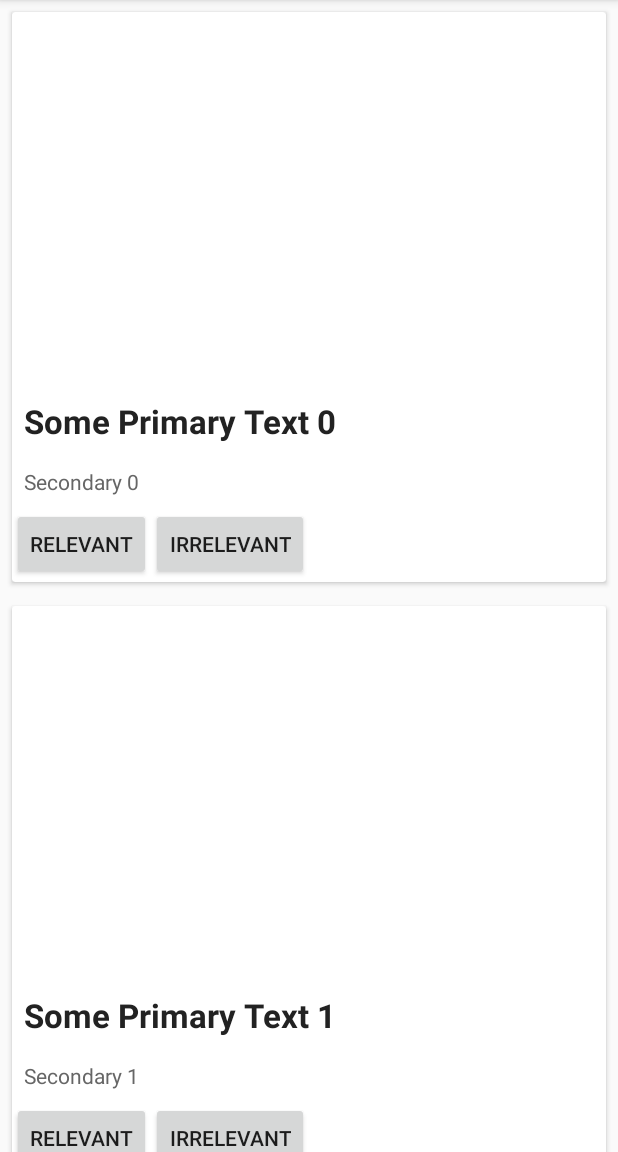
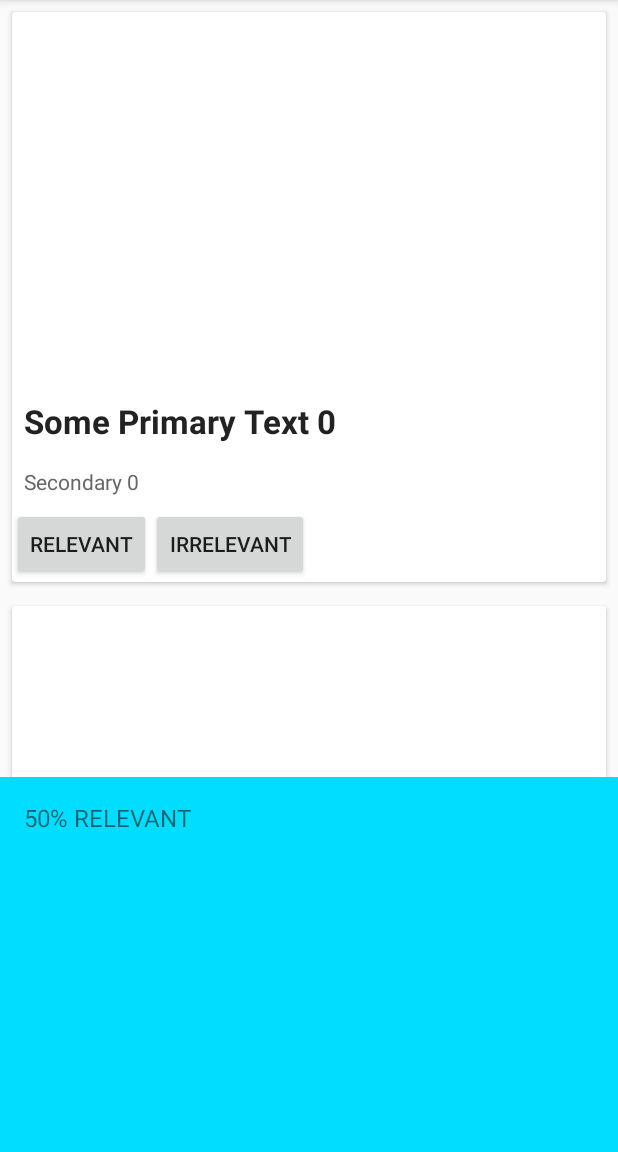
Before and after one commit to goyalarchit29/Shut_the_fake_up, an Android app: the screen it shows after launch (MainActivity), on a phone screen of 412 x 824 dp, the part 84-1236 px from its top. Run offline under Robolectric (Android 15) with nearby library versions, the phone set to English and light mode, and no system bars.

Commit message:
added bottom sheet

```diff
--- a/app/build.gradle
+++ b/app/build.gradle
@@ -27,5 +27,6 @@ dependencies {
     compile 'com.android.support:appcompat-v7:26.0.0-alpha1'
     compile 'com.android.support:cardview-v7:26.0.+'
     compile 'com.android.support:recyclerview-v7:26.0.+'
+    compile 'com.android.support:design:26.0.+'
     testCompile 'junit:junit:4.12'
 }
--- a/app/src/main/java/com/example/android/hackbvp/MainActivity.java
+++ b/app/src/main/java/com/example/android/hackbvp/MainActivity.java
@@ -1,5 +1,9 @@
 package com.example.android.hackbvp;
 
+import android.app.Dialog;
+import android.graphics.Color;
+import android.graphics.drawable.ColorDrawable;
+import android.support.design.widget.BottomSheetBehavior;
 import android.support.v7.app.AppCompatActivity;
 import android.os.Bundle;
 import android.support.v7.widget.LinearLayoutManager;
@@ -18,11 +22,17 @@ public class MainActivity extends AppCompatActivity {
     private static String LOG_TAG = "MainActivity";
     private Button relButton;
     private Button irelButton;
+    private int id=-1;
+    public static BottomSheetBehavior mBottomSheetBehavior1;
 
     @Override
     protected void onCreate(Bundle savedInstanceState) {
         super.onCreate(savedInstanceState);
         setContentView(R.layout.activity_main);
+
+        View bottomSheet = findViewById(R.id.bottom_sheet1);
+        mBottomSheetBehavior1 = BottomSheetBehavior.from(bottomSheet);
+        mBottomSheetBehavior1.setState(BottomSheetBehavior.STATE_COLLAPSED);
 
         mRecyclerView = (RecyclerView) findViewById(R.id.my_recycler_view);
         mRecyclerView.setHasFixedSize(true);
@@ -35,14 +45,41 @@ public class MainActivity extends AppCompatActivity {
     @Override
     protected void onResume() {
         super.onResume();
-        ((MyRecyclerViewAdapter) mAdapter).setOnItemClickListener(new MyRecyclerViewAdapter
+        /*((MyRecyclerViewAdapter) mAdapter).setOnItemClickListener(new MyRecyclerViewAdapter
                 .MyClickListener() {
+
             @Override
-            public void onItemClick(int position, View v) {
+            public void onItemClick(final int position, View v) {
                 Log.i(LOG_TAG, " Clicked on Item " + position);
+                /*relButton.setOnClickListener(new View.OnClickListener() {
+                    @Override
+                    public void onClick(View view) {
 
+                        Log.i("Archit","clicked on relevant button of:"+position);
+                        final Dialog fbDialogue = new Dialog(MainActivity.this,android.R.style.Theme_Black_NoTitleBar);
+                        fbDialogue.getWindow().setBackgroundDrawable(new ColorDrawable(Color.argb(100, 0, 0, 0)));
+                        fbDialogue.setContentView(R.layout.dialogue);
+                        fbDialogue.setCancelable(true);
+                        fbDialogue.show();
+                    }
+                });
+
+                irelButton.setOnClickListener(new View.OnClickListener() {
+                    @Override
+                    public void onClick(View view) {
+                        Log.i("Archit","clicked on Irrelevant button of:"+position);
+                        final Dialog fbDialogue = new Dialog(MainActivity.this,android.R.style.Theme_Black_NoTitleBar);
+                        fbDialogue.getWindow().setBackgroundDrawable(new ColorDrawable(Color.argb(100, 0, 0, 0)));
+                        fbDialogue.setContentView(R.layout.dialogue);
+                        fbDialogue.setCancelable(true);
+                        fbDialogue.show();
+                    }
+                });
             }
-        });
+
+
+
+        }); */
     }
 
     private ArrayList<DataObject> getDataSet() {
@@ -54,4 +91,13 @@ public class MainActivity extends AppCompatActivity {
         }
         return results;
     }
+
+    public static void openbottomsheet(){
+        if(mBottomSheetBehavior1.getState() != BottomSheetBehavior.STATE_EXPANDED) {
+            mBottomSheetBehavior1.setState(BottomSheetBehavior.STATE_EXPANDED);
+        }
+        else {
+            mBottomSheetBehavior1.setState(BottomSheetBehavior.STATE_COLLAPSED);
+        }
+    }
 }
--- a/app/src/main/java/com/example/android/hackbvp/MyRecyclerViewAdapter.java
+++ b/app/src/main/java/com/example/android/hackbvp/MyRecyclerViewAdapter.java
@@ -7,6 +7,7 @@ package com.example.android.hackbvp;
 import android.app.Dialog;
 import android.graphics.Color;
 import android.graphics.drawable.ColorDrawable;
+import android.support.design.widget.BottomSheetBehavior;
 import android.support.v7.widget.RecyclerView;
 import android.util.Log;
 import android.view.LayoutInflater;
@@ -17,20 +18,21 @@ import android.widget.TextView;
 
 import java.util.ArrayList;
 
+import static com.example.android.hackbvp.R.id.rel;
+
 public class MyRecyclerViewAdapter extends RecyclerView
         .Adapter<MyRecyclerViewAdapter
         .DataObjectHolder> {
     private static String LOG_TAG = "MyRecyclerViewAdapter";
     private ArrayList<DataObject> mDataset;
-    private static MyClickListener myClickListener;
+    private int id=-1;
 
     public static class DataObjectHolder extends RecyclerView.ViewHolder
-            implements View
-            .OnClickListener {
+             {
         TextView label;
         TextView dateTime;
-
-        int clickId=-1;
+                 Button relButton;
+                 Button irelButton;
 
         public DataObjectHolder(final View itemView) {
             super(itemView);
@@ -38,41 +40,7 @@ public class MyRecyclerViewAdapter extends RecyclerView
             dateTime = (TextView) itemView.findViewById(R.id.description);
             relButton=(Button)itemView.findViewById(R.id.rel);
             irelButton=(Button)itemView.findViewById(R.id.irre);
-            itemView.setOnClickListener(this);
-
-            relButton.setOnClickListener(new View.OnClickListener() {
-                @Override
-                public void onClick(View view) {
-                    clickId=itemView.getId();
-                    Log.i("Archit","clicked on relevant button of:"+clickId);
-                    final Dialog fbDialogue = new Dialog(,android.R.style.Theme_Black_NoTitleBar);
-                    fbDialogue.getWindow().setBackgroundDrawable(new ColorDrawable(Color.argb(100, 0, 0, 0)));
-                    fbDialogue.setContentView(R.layout.dialogue);
-                    fbDialogue.setCancelable(true);
-                    fbDialogue.show();
-                }
-            });
-
-            irelButton.setOnClickListener(new View.OnClickListener() {
-                @Override
-                public void onClick(View view) {
-                    clickId=itemView.getId();
-                    Log.i("Archit","clicked on Irrelevant button of:"+clickId);
-                }
-            });
-
-            Log.i(LOG_TAG, "Adding Listener");
-            //itemView.setOnClickListener(this)
         }
-
-        @Override
-        public void onClick(View v) {
-            myClickListener.onItemClick(getAdapterPosition(), v);
-        }
-    }
-
-    public void setOnItemClickListener(MyClickListener myClickListener) {
-        this.myClickListener = myClickListener;
     }
 
     public MyRecyclerViewAdapter(ArrayList<DataObject> myDataset) {
@@ -90,9 +58,23 @@ public class MyRecyclerViewAdapter extends RecyclerView
     }
 
     @Override
-    public void onBindViewHolder(DataObjectHolder holder, int position) {
+    public void onBindViewHolder(DataObjectHolder holder, final int position) {
         holder.label.setText(mDataset.get(position).getmText1());
         holder.dateTime.setText(mDataset.get(position).getmText2());
+        holder.relButton.setOnClickListener(new View.OnClickListener() {
+            @Override
+            public void onClick(View view) {
+                Log.i("Archit","clicked on relevant button of:"+position);
+                MainActivity.openbottomsheet();
+            }
+        });
+        holder.irelButton.setOnClickListener(new View.OnClickListener() {
+            @Override
+            public void onClick(View view) {
+                Log.i("Archit","clicked on relevant button of:"+position);
+                MainActivity.openbottomsheet();
+            }
+        });
     }
 
     public void addItem(DataObject dataObj, int index) {
@@ -109,8 +91,4 @@ public class MyRecyclerViewAdapter extends RecyclerView
     public int getItemCount() {
         return mDataset.size();
     }
-
-    public interface MyClickListener {
-        public void onItemClick(int position, View v);
-    }
 }
--- a/app/src/main/res/layout/activity_main.xml
+++ b/app/src/main/res/layout/activity_main.xml
@@ -1,3 +1,11 @@
+<?xml version="1.0" encoding="utf-8"?>
+<android.support.design.widget.CoordinatorLayout
+    xmlns:android="http://schemas.android.com/apk/res/android"
+    xmlns:tools="http://schemas.android.com/tools"
+    xmlns:app="http://schemas.android.com/apk/res-auto"
+    android:id="@+id/bgLayout"
+    android:layout_width="match_parent"
+    android:layout_height="match_parent">
 <RelativeLayout xmlns:android="http://schemas.android.com/apk/res/android"
     xmlns:tools="http://schemas.android.com/tools"
     android:layout_width="match_parent"
@@ -10,3 +18,33 @@
         android:scrollbars="vertical"/>
 
 </RelativeLayout>
+    <android.support.v4.widget.NestedScrollView
+        android:id="@+id/bottom_sheet1"
+        android:layout_width="match_parent"
+        android:layout_height="250dp"
+        android:clipToPadding="true"
+        android:background="@android:color/holo_blue_bright"
+        app:layout_behavior="android.support.design.widget.BottomSheetBehavior">
+
+        <LinearLayout
+            android:layout_width="match_parent"
+            android:layout_height="wrap_content"
+            android:orientation="horizontal">
+
+            <TextView
+                android:layout_width="match_parent"
+                android:layout_height="match_parent"
+                android:text="50% Relevant"
+                android:textSize="16sp"
+                android:textAllCaps="true"
+                android:padding="16dp"/>
+
+            <TextView
+                android:layout_width="match_parent"
+                android:layout_height="match_parent"
+                android:text="50% irrelevant"
+                android:padding="16dp"
+                android:textSize="16sp"/>
+        </LinearLayout>
+    </android.support.v4.widget.NestedScrollView>
+</android.support.design.widget.CoordinatorLayout>
--- a/app/src/main/res/layout/dialogue.xml
+++ b/app/src/main/res/layout/dialogue.xml
@@ -13,7 +13,7 @@
         <TextView
             android:id="@+id/Relevant_text"
             android:layout_width="0dp"
-            android:weight="1"
+            android:layout_weight="1"
             android:layout_height="55dp"
             android:padding="10dp"
             android:text="50% Relevant"
@@ -22,7 +22,7 @@
         <TextView
             android:layout_width="0dp"
             android:layout_height="55dp"
-            android:weight="1"
+            android:layout_weight="1"
             android:id="@+id/Irrelevant_text"
             android:padding="10dp"
             android:text="50% Irrelevant"
```
